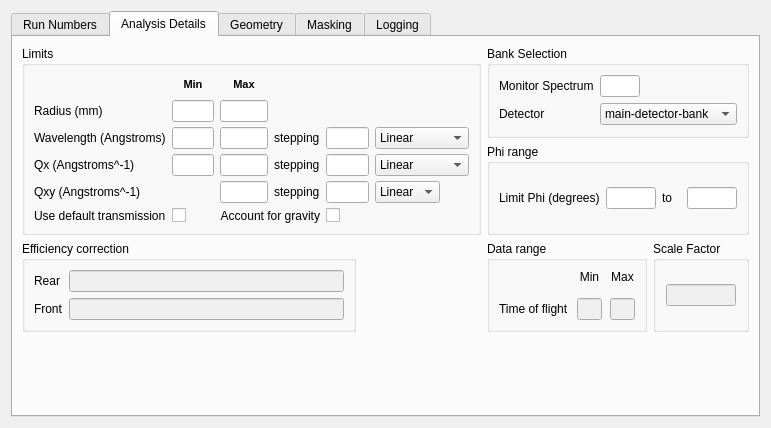
Qt form Code/qtiplot/MantidQt/CustomInterfaces/inc/SANSRunWindow.ui (mantidproject/mantid) before a commit.
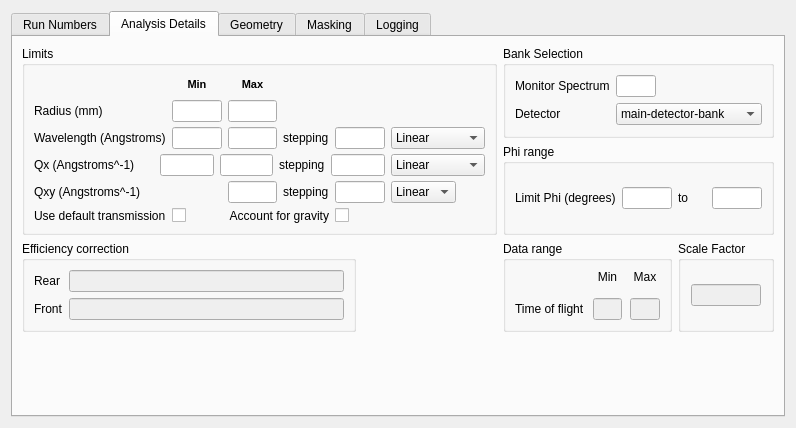
The same form after that commit. The open tabs and pages were chosen to show the change.

Commit message: SANS interface can now accept complex rebin strings for Q. Re #1153 Minor correction to mantidplot module so that old Layer code will work with the new module. Re #1040

The edit to the form file:
```diff
--- a/Code/qtiplot/MantidQt/CustomInterfaces/inc/SANSRunWindow.ui
+++ b/Code/qtiplot/MantidQt/CustomInterfaces/inc/SANSRunWindow.ui
@@ -5,7 +5,7 @@
    <rect>
     <x>0</x>
     <y>0</y>
-    <width>771</width>
+    <width>796</width>
     <height>428</height>
    </rect>
   </property>
@@ -1116,6 +1116,9 @@
              <verstretch>0</verstretch>
             </sizepolicy>
            </property>
+           <property name="layoutDirection" >
+            <enum>Qt::LeftToRight</enum>
+           </property>
            <property name="title" >
             <string>Limits</string>
            </property>
@@ -1153,14 +1156,7 @@
               </property>
              </widget>
             </item>
-            <item row="3" column="0" >
-             <widget class="QLabel" name="label_19" >
-              <property name="text" >
-               <string>Qx (Angstroms^-1)</string>
-              </property>
-             </widget>
-            </item>
-            <item row="4" column="0" >
+            <item row="5" column="0" >
              <widget class="QLabel" name="label_21" >
               <property name="text" >
                <string>Qxy (Angstroms^-1)</string>
@@ -1199,22 +1195,6 @@
               </property>
              </widget>
             </item>
-            <item row="3" column="1" >
-             <widget class="QLineEdit" name="q_min" >
-              <property name="sizePolicy" >
-               <sizepolicy vsizetype="Preferred" hsizetype="Preferred" >
-                <horstretch>0</horstretch>
-                <verstretch>0</verstretch>
-               </sizepolicy>
-              </property>
-              <property name="maximumSize" >
-               <size>
-                <width>70</width>
-                <height>16777215</height>
-               </size>
-              </property>
-             </widget>
-            </item>
             <item row="1" column="2" >
              <widget class="QLineEdit" name="rad_max" >
               <property name="sizePolicy" >
@@ -1267,23 +1247,7 @@
               </property>
              </widget>
             </item>
-            <item row="3" column="2" >
-             <widget class="QLineEdit" name="q_max" >
-              <property name="sizePolicy" >
-               <sizepolicy vsizetype="Preferred" hsizetype="Preferred" >
-                <horstretch>0</horstretch>
-                <verstretch>0</verstretch>
-               </sizepolicy>
-              </property>
-              <property name="maximumSize" >
-               <size>
-                <width>70</width>
-                <height>16777215</height>
-               </size>
-              </property>
-             </widget>
-            </item>
-            <item row="4" column="2" >
+            <item row="5" column="2" >
              <widget class="QLineEdit" name="qy_max" >
               <property name="sizePolicy" >
                <sizepolicy vsizetype="Preferred" hsizetype="Preferred" >
@@ -1306,14 +1270,7 @@
               </property>
              </widget>
             </item>
-            <item row="3" column="3" >
-             <widget class="QLabel" name="q_step_lbl" >
-              <property name="text" >
-               <string>stepping</string>
-              </property>
-             </widget>
-            </item>
-            <item row="4" column="3" >
+            <item row="5" column="3" >
              <widget class="QLabel" name="qy_step_lbl" >
               <property name="text" >
                <string>stepping</string>
@@ -1336,23 +1293,7 @@
               </property>
              </widget>
             </item>
-            <item row="3" column="4" >
-             <widget class="QLineEdit" name="q_dq" >
-              <property name="sizePolicy" >
-               <sizepolicy vsizetype="Maximum" hsizetype="Maximum" >
-                <horstretch>0</horstretch>
-                <verstretch>0</verstretch>
-               </sizepolicy>
-              </property>
-              <property name="maximumSize" >
-               <size>
-                <width>70</width>
-                <height>16777215</height>
-               </size>
-              </property>
-             </widget>
-            </item>
-            <item row="4" column="4" >
+            <item row="5" column="4" >
              <widget class="QLineEdit" name="qy_dqy" >
               <property name="sizePolicy" >
                <sizepolicy vsizetype="Maximum" hsizetype="Expanding" >
@@ -1394,42 +1335,7 @@
               </item>
              </widget>
             </item>
-            <item row="3" column="5" >
-             <widget class="QComboBox" name="q_dq_opt" >
-              <property name="sizePolicy" >
-               <sizepolicy vsizetype="Maximum" hsizetype="Maximum" >
-                <horstretch>0</horstretch>
-                <verstretch>0</verstretch>
-               </sizepolicy>
-              </property>
-              <property name="minimumSize" >
-               <size>
-                <width>0</width>
-                <height>0</height>
-               </size>
-              </property>
-              <property name="maximumSize" >
-               <size>
-                <width>95</width>
-                <height>16777215</height>
-               </size>
-              </property>
-              <property name="currentIndex" >
-               <number>0</number>
-              </property>
-              <item>
-               <property name="text" >
-                <string>Linear</string>
-               </property>
-              </item>
-              <item>
-               <property name="text" >
-                <string>Logarithmic</string>
-               </property>
-              </item>
-             </widget>
-            </item>
-            <item row="4" column="5" >
+            <item row="5" column="5" >
              <widget class="QComboBox" name="qy_dqy_opt" >
               <property name="sizePolicy" >
                <sizepolicy vsizetype="Maximum" hsizetype="Maximum" >
@@ -1464,21 +1370,21 @@
               </property>
              </widget>
             </item>
-            <item row="5" column="1" >
+            <item row="6" column="1" >
              <widget class="QCheckBox" name="def_trans" >
               <property name="text" >
                <string/>
               </property>
              </widget>
             </item>
-            <item row="5" column="0" >
+            <item row="6" column="0" >
              <widget class="QLabel" name="label_36" >
               <property name="text" >
                <string>Use default transmission</string>
               </property>
              </widget>
             </item>
-            <item row="5" column="2" colspan="2" >
+            <item row="6" column="2" colspan="2" >
              <widget class="QLabel" name="label_23" >
               <property name="text" >
                <string>Account for gravity</string>
@@ -1488,14 +1394,204 @@
               </property>
              </widget>
             </item>
-            <item row="5" column="4" >
+            <item row="6" column="4" >
              <widget class="QCheckBox" name="gravity_check" >
               <property name="text" >
                <string/>
               </property>
              </widget>
             </item>
+            <item row="3" column="0" colspan="5" >
+             <widget class="QStackedWidget" name="q_stack" >
+              <property name="autoFillBackground" >
+               <bool>false</bool>
+              </property>
+              <property name="lineWidth" >
+               <number>1</number>
+              </property>
+              <property name="currentIndex" >
+               <number>1</number>
+              </property>
+              <widget class="QWidget" name="page_2" >
+               <layout class="QGridLayout" name="gridLayout_16" >
+                <property name="margin" >
+                 <number>0</number>
+                </property>
+                <item row="0" column="5" >
+                 <widget class="QLineEdit" name="q_dq" >
+                  <property name="sizePolicy" >
+                   <sizepolicy vsizetype="Maximum" hsizetype="Maximum" >
+                    <horstretch>0</horstretch>
+                    <verstretch>0</verstretch>
+                   </sizepolicy>
+                  </property>
+                  <property name="maximumSize" >
+                   <size>
+                    <width>70</width>
+                    <height>16777215</height>
+                   </size>
+                  </property>
+                 </widget>
+                </item>
+                <item row="0" column="4" >
+                 <widget class="QLabel" name="q_step_lbl" >
+                  <property name="text" >
+                   <string>stepping</string>
+                  </property>
+                 </widget>
+                </item>
+                <item row="0" column="3" >
+                 <widget class="QLineEdit" name="q_max" >
+                  <property name="sizePolicy" >
+                   <sizepolicy vsizetype="Preferred" hsizetype="Preferred" >
+                    <horstretch>0</horstretch>
+                    <verstretch>0</verstretch>
+                   </sizepolicy>
+                  </property>
+                  <property name="maximumSize" >
+                   <size>
+                    <width>70</width>
+                    <height>16777215</height>
+                   </size>
+                  </property>
+                 </widget>
+                </item>
+                <item row="0" column="2" >
+                 <widget class="QLineEdit" name="q_min" >
+                  <property name="sizePolicy" >
+                   <sizepolicy vsizetype="Preferred" hsizetype="Preferred" >
+                    <horstretch>0</horstretch>
+                    <verstretch>0</verstretch>
+                   </sizepolicy>
+                  </property>
+                  <property name="maximumSize" >
+                   <size>
+                    <width>70</width>
+                    <height>16777215</height>
+                   </size>
+                  </property>
+                 </widget>
+                </item>
+                <item row="0" column="1" >
+                 <widget class="QLabel" name="label_19" >
+                  <property name="sizePolicy" >
+                   <sizepolicy vsizetype="Preferred" hsizetype="Preferred" >
+                    <horstretch>0</horstretch>
+                    <verstretch>0</verstretch>
+                   </sizepolicy>
+                  </property>
+                  <property name="minimumSize" >
+                   <size>
+                    <width>120</width>
+                    <height>0</height>
+                   </size>
+                  </property>
+                  <property name="text" >
+                   <string>Qx (Angstroms^-1)</string>
+                  </property>
+                 </widget>
+                </item>
+               </layout>
+               <zorder>q_dq_opt</zorder>
+               <zorder>q_min</zorder>
+               <zorder>q_max</zorder>
+               <zorder>q_step_lbl</zorder>
+               <zorder>q_dq</zorder>
+               <zorder>label_19</zorder>
+              </widget>
+              <widget class="QWidget" name="page_4" >
+               <layout class="QHBoxLayout" name="horizontalLayout_17" >
+                <property name="margin" >
+                 <number>0</number>
+                </property>
+                <item>
+                 <widget class="QLabel" name="label_37" >
+                  <property name="minimumSize" >
+                   <size>
+                    <width>120</width>
+                    <height>0</height>
+                   </size>
+                  </property>
+                  <property name="text" >
+                   <string>Qx (Angstroms^-1)</string>
+                  </property>
+                 </widget>
+                </item>
+                <item>
+                 <widget class="QLineEdit" name="q_rebin" />
+                </item>
+               </layout>
+              </widget>
+             </widget>
+            </item>
+            <item row="3" column="5" >
+             <widget class="QComboBox" name="q_dq_opt" >
+              <property name="sizePolicy" >
+               <sizepolicy vsizetype="Maximum" hsizetype="Maximum" >
+                <horstretch>0</horstretch>
+                <verstretch>0</verstretch>
+               </sizepolicy>
+              </property>
+              <property name="minimumSize" >
+               <size>
+                <width>0</width>
+                <height>0</height>
+               </size>
+              </property>
+              <property name="maximumSize" >
+               <size>
+                <width>95</width>
+                <height>16777215</height>
+               </size>
+              </property>
+              <property name="currentIndex" >
+               <number>0</number>
+              </property>
+              <item>
+               <property name="text" >
+                <string>Linear</string>
+               </property>
+              </item>
+              <item>
+               <property name="text" >
+                <string>Logarithmic</string>
+               </property>
+              </item>
+              <item>
+               <property name="text" >
+                <string>Variable</string>
+               </property>
+              </item>
+             </widget>
+            </item>
            </layout>
+           <zorder>label_3</zorder>
+           <zorder>label_16</zorder>
+           <zorder>label_21</zorder>
+           <zorder>rad_min</zorder>
+           <zorder>wav_min</zorder>
+           <zorder>rad_max</zorder>
+           <zorder>limits_max_lbl</zorder>
+           <zorder>wav_max</zorder>
+           <zorder>qy_max</zorder>
+           <zorder>wav_step_lbl</zorder>
+           <zorder>qy_step_lbl</zorder>
+           <zorder>wav_dw</zorder>
+           <zorder>qy_dqy</zorder>
+           <zorder>wav_dw_opt</zorder>
+           <zorder>qy_dqy_opt</zorder>
+           <zorder>limits_min_lbl</zorder>
+           <zorder>def_trans</zorder>
+           <zorder>label_36</zorder>
+           <zorder>label_23</zorder>
+           <zorder>gravity_check</zorder>
+           <zorder>q_stack</zorder>
+           <zorder>label_19</zorder>
+           <zorder>q_min</zorder>
+           <zorder>q_max</zorder>
+           <zorder>q_step_lbl</zorder>
+           <zorder>q_dq</zorder>
+           <zorder>q_dq_opt</zorder>
           </widget>
          </item>
         </layout>
```
Left out of the diff: 4 changed lines with no effect on the pictures. The commit also changes 4 other files.
